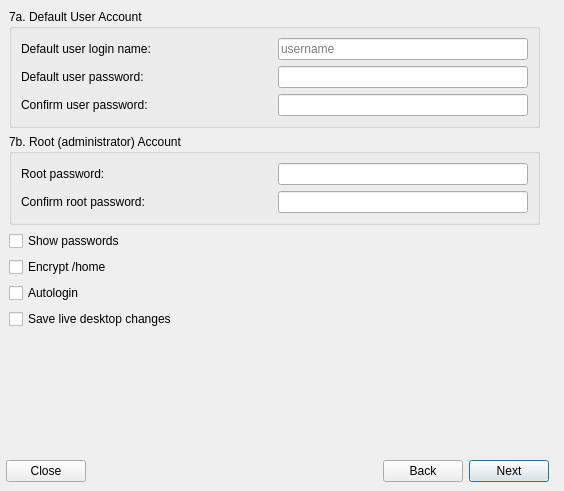
This is meinstall.ui in antiX-Linux/mx-installer as Qt 5 draws it before an edit. The edited form follows.
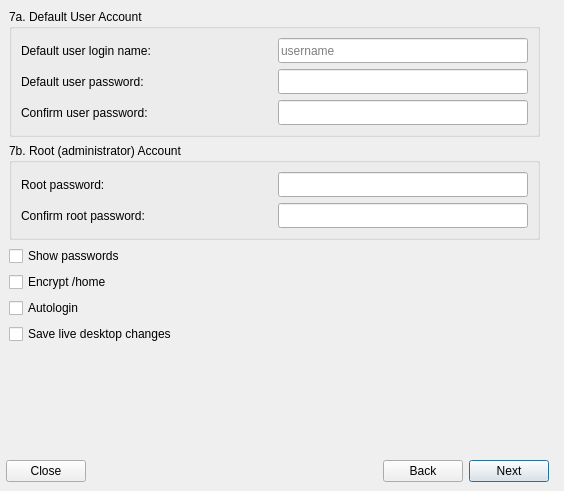
This is the edited form. The open tabs and pages were chosen to show the change. Icons and pictures are not drawn.

```diff
--- a/meinstall.ui
+++ b/meinstall.ui
@@ -1868,6 +1868,12 @@
               <verstretch>0</verstretch>
              </sizepolicy>
             </property>
+            <property name="minimumSize">
+             <size>
+              <width>0</width>
+              <height>25</height>
+             </size>
+            </property>
             <property name="text">
              <string/>
             </property>
@@ -1884,6 +1890,12 @@
               <verstretch>0</verstretch>
              </sizepolicy>
             </property>
+            <property name="minimumSize">
+             <size>
+              <width>0</width>
+              <height>25</height>
+             </size>
+            </property>
             <property name="text">
              <string/>
             </property>
@@ -1975,6 +1987,12 @@
               <verstretch>0</verstretch>
              </sizepolicy>
             </property>
+            <property name="minimumSize">
+             <size>
+              <width>0</width>
+              <height>25</height>
+             </size>
+            </property>
             <property name="text">
              <string/>
             </property>
@@ -1991,6 +2009,12 @@
               <verstretch>0</verstretch>
              </sizepolicy>
             </property>
+            <property name="minimumSize">
+             <size>
+              <width>0</width>
+              <height>25</height>
+             </size>
+            </property>
             <property name="text">
              <string/>
             </property>
@@ -2007,6 +2031,12 @@
               <verstretch>0</verstretch>
              </sizepolicy>
             </property>
+            <property name="minimumSize">
+             <size>
+              <width>0</width>
+              <height>25</height>
+             </size>
+            </property>
             <property name="text">
              <string/>
             </property>
```
Left out of the diff: 12 changed lines with no effect on the pictures.
